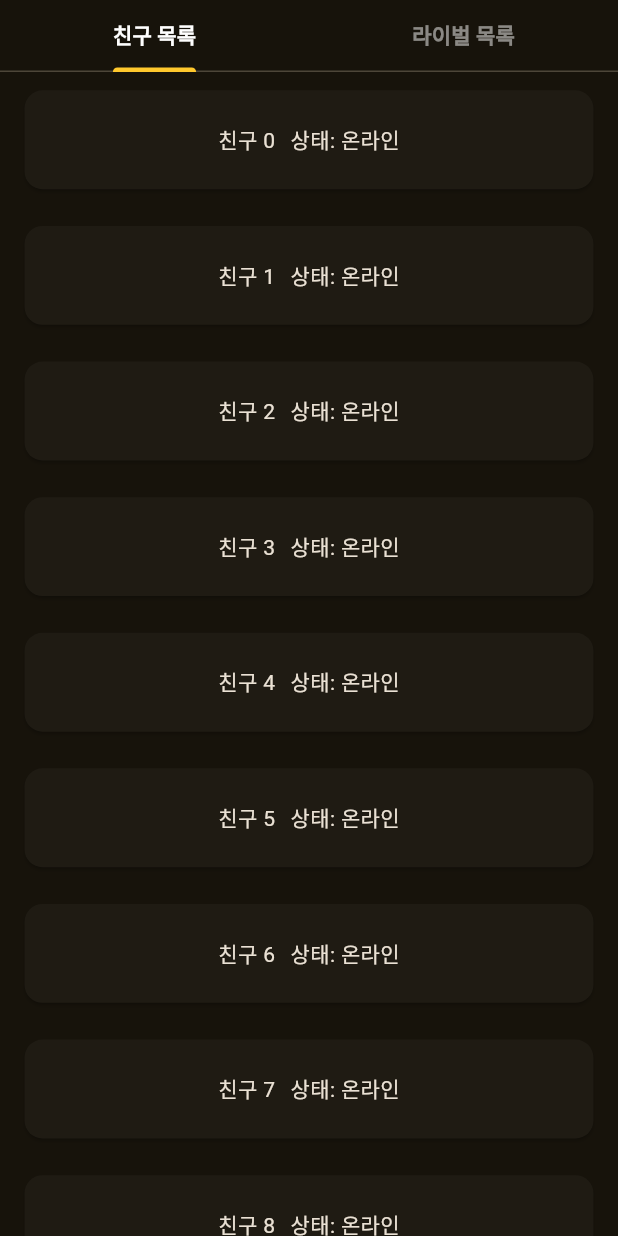
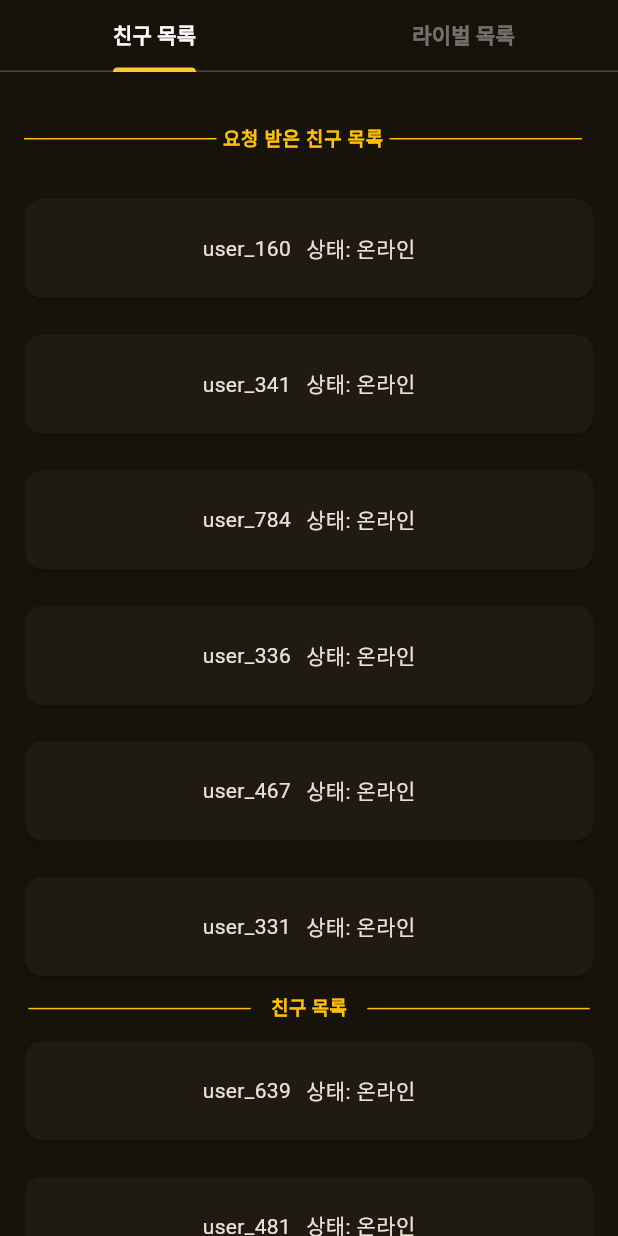
Before and after one commit to eunjooo2/TaskSpark_App, a Flutter app: the SocialPage screen opened directly, on a phone screen of 412 x 824 dp. Run offline on Flutter 3.47's test engine with Material 3 defaults, Android fonts, the phone set to English and light mode, and no system bars; our stand-ins replace flutter_secure_storage, flutter_smart_dialog, font_awesome_flutter, icons_plus, lottie, pocketbase and 1 more; accounts and stored records are empty; network calls fail.

Commit message:
:construction: 친구 목록 UI 수정 중

```diff
--- a/lib/ui/pages/social_page.dart
+++ b/lib/ui/pages/social_page.dart
@@ -1,5 +1,6 @@
 import 'package:flutter/material.dart';
 import 'package:responsive_sizer/responsive_sizer.dart';
+import 'package:task_spark/data/friend_data.dart';
 
 class SocialPage extends StatefulWidget {
   const SocialPage({super.key});
@@ -11,6 +12,15 @@
 class _SocialPageState extends State<SocialPage>
     with SingleTickerProviderStateMixin {
   late TabController tabController;
+
+  List<Map<String, dynamic>> receivedFriendRequest =
+      friendDummyData.where((friend) {
+    return friend["isReceived"] == false && friend["status"] == "pending";
+  }).toList();
+
+  List<Map<String, dynamic>> friendList = friendDummyData.where((friend) {
+    return friend["status"] == "accepted";
+  }).toList();
 
   @override
   void initState() {
@@ -29,7 +39,7 @@
       appBar: TabBar(
         controller: tabController,
         labelColor: Colors.white,
-        unselectedLabelColor: Colors.white.withOpacity(0.5),
+        unselectedLabelColor: Colors.white.withOpacity(0.4),
         labelStyle: const TextStyle(fontWeight: FontWeight.bold),
         tabs: const [
           Tab(text: "친구 목록"),
@@ -39,15 +49,50 @@
       body: TabBarView(
         controller: tabController,
         children: [
+          SingleChildScrollView(
+            child: Column(
+              children: [
+                SizedBox(height: 2.h),
+                ExpansionTile(
+                  shape: const Border(),
+                  showTrailingIcon: false,
+                  initiallyExpanded: true,
+                  title: Row(
+                    children: [
+                      const Expanded(
+                        child: Divider(
+                          color: Colors.amber,
+                        ),
+                      ),
+                      Padding(
+                        padding: EdgeInsets.symmetric(horizontal: 1.w),
+                        child: Text(
+                          "요청 받은 친구 목록",
+                          style: TextStyle(
+                            color: Colors.amber,
+                            fontWeight: FontWeight.bold,
+                            fontSize: 14.5.sp,
+                          ),
+                        ),
+                      ),
+                      const Expanded(
+                        child: Divider(
+                          color: Colors.amber,
+                        ),
+                      ),
+                    ],
+                  ),
+                  children: [
                     ListView.builder(
-            itemCount: 50,
+                      shrinkWrap: true,
+                      physics: NeverScrollableScrollPhysics(),
+                      itemCount: receivedFriendRequest.length,
                       itemBuilder: (context, index) {
                         return Padding(
-                padding: EdgeInsets.symmetric(horizontal: 3.w, vertical: 1.h),
+                          padding: EdgeInsets.symmetric(
+                              horizontal: 3.w, vertical: 1.h),
                           child: GestureDetector(
-                  onTap: () {
-                    // 원하는 동작 추가
-                  },
+                            onTap: () {},
                             child: Card(
                               child: SizedBox(
                                 width: 80.w,
@@ -55,7 +100,8 @@
                                 child: Row(
                                   mainAxisAlignment: MainAxisAlignment.center,
                                   children: [
-                          Text("친구 $index"),
+                                    Text(receivedFriendRequest[index]
+                                        ["friendId"]),
                                     SizedBox(width: 10),
                                     Text("상태: 온라인"),
                                   ],
@@ -66,6 +112,68 @@
                         );
                       },
                     ),
+                  ],
+                ),
+                Row(
+                  children: [
+                    Expanded(
+                      child: Divider(
+                        color: Colors.amber,
+                        indent: 0.5.cm,
+                        endIndent: 0.25.cm,
+                      ),
+                    ),
+                    Padding(
+                      padding: EdgeInsets.symmetric(horizontal: 1.w),
+                      child: Text(
+                        "친구 목록",
+                        style: TextStyle(
+                          color: Colors.amber,
+                          fontWeight: FontWeight.bold,
+                          fontSize: 14.5.sp,
+                        ),
+                      ),
+                    ),
+                    Expanded(
+                      child: Divider(
+                        color: Colors.amber,
+                        indent: 0.25.cm,
+                        endIndent: 0.5.cm,
+                      ),
+                    ),
+                  ],
+                ),
+                ListView.builder(
+                  shrinkWrap: true,
+                  physics: NeverScrollableScrollPhysics(),
+                  itemCount: friendList.length,
+                  itemBuilder: (context, index) {
+                    return Padding(
+                      padding:
+                          EdgeInsets.symmetric(horizontal: 3.w, vertical: 1.h),
+                      child: GestureDetector(
+                        onTap: () {},
+                        child: Card(
+                          child: SizedBox(
+                            width: 80.w,
+                            height: 8.h,
+                            child: Row(
+                              mainAxisAlignment: MainAxisAlignment.center,
+                              children: [
+                                Text(friendList[index]["friendId"]),
+                                SizedBox(width: 10),
+                                Text("상태: 온라인"),
+                              ],
+                            ),
+                          ),
+                        ),
+                      ),
+                    );
+                  },
+                ),
+              ],
+            ),
+          ),
           const Center(
             child: Text("라이벌 페이지입니다"),
           ),
```
Lines whose indentation alone changed are shown as unchanged.
